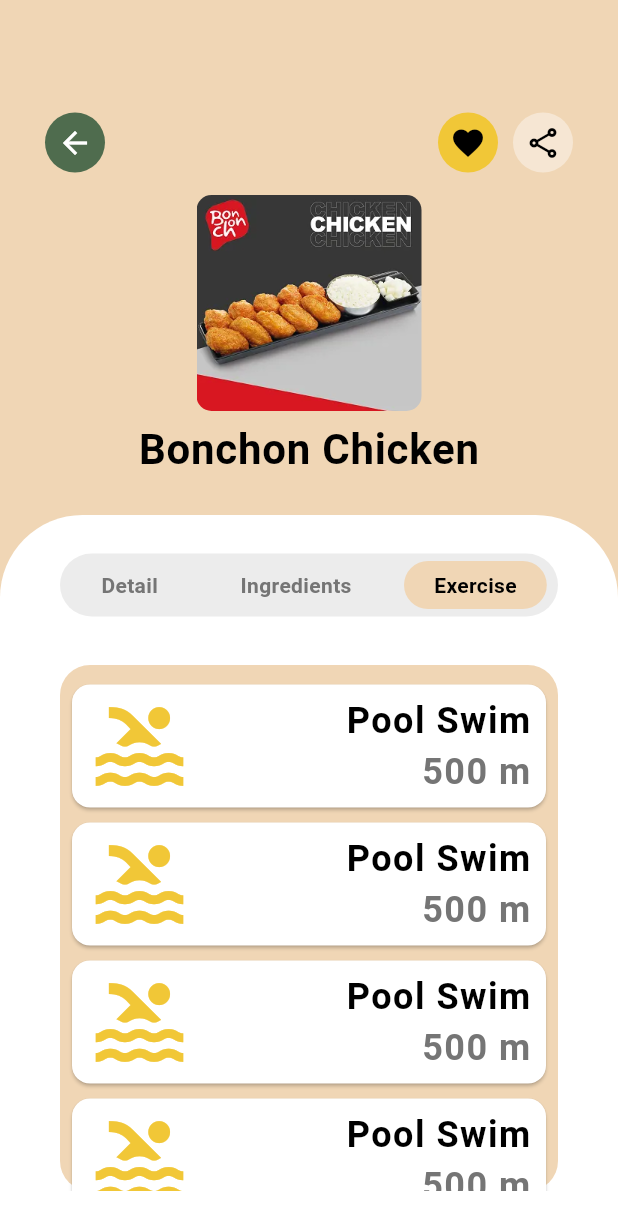
After one commit to Morninguoou/Calories-Ofood-App, a Flutter app: the Detailfoodpage screen opened directly, after a tap on "Ingredients", after a tap on "Exercise", on a phone screen of 412 x 824 dp. The commit adds this screen. Shown: the top 1230 px of the screen. Run offline on Flutter 3.47's test engine with Material 3 defaults, Android fonts, the phone set to English and light mode, and no system bars; our stand-ins replace curved_navigation_bar; Roboto replaces fonts that are missing (Poppins).

Commit message:
Create: Uncomplete UI : Food detail page

```diff
--- /dev/null
+++ b/lib/screens/detailfoodPage.dart
@@ -0,0 +1,202 @@
+import 'package:flutter/material.dart';
+
+import 'package:projectapp/widget/detailfoodWidget.dart';
+import 'package:projectapp/widget/exerciseWidget.dart';
+import 'package:projectapp/widget/icon_back.dart';
+import 'package:projectapp/widget/icon_fav.dart';
+import 'package:projectapp/widget/icon_share.dart';
+import 'package:projectapp/widget/ingredientsWidget.dart';
+import 'package:projectapp/widget/widget_support.dart';
+
+class Detailfoodpage extends StatefulWidget {
+  const Detailfoodpage({super.key});
+
+  @override
+  State<Detailfoodpage> createState() => _DetailfoodpageState();
+}
+
+class _DetailfoodpageState extends State<Detailfoodpage> {
+  int _selectedIndex = 0;
+
+  final List<Widget> _pages = [
+    Detail(),
+    IngredientsPage(),
+    ExercisePage(),
+  ];
+
+  void _onItemTapped(int index) {
+    setState(() {
+      _selectedIndex = index;
+    });
+  }
+
+  @override
+  Widget build(BuildContext context) {
+    return Scaffold(
+      body: Container(
+        child: Stack(
+          children: [
+            Container(
+              width: MediaQuery.of(context).size.width,
+              height: MediaQuery.of(context).size.height / 2,
+              decoration: const BoxDecoration(
+                color: Color.fromARGB(255, 240, 214, 181),
+              ),
+            ),
+            Container(
+              margin: EdgeInsets.only(top: MediaQuery.of(context).size.height / 2.4),
+              height: MediaQuery.of(context).size.height,
+              width: MediaQuery.of(context).size.width,
+              decoration: const BoxDecoration(
+                color: Colors.white,
+                borderRadius: BorderRadius.only(
+                  topLeft: Radius.circular(55),
+                  topRight: Radius.circular(55),
+                ),
+              ),
+              child: _pages[_selectedIndex], // แสดงผลตาม _selectedIndex
+            ),
+            Container(
+              margin: const EdgeInsets.only(top: 70, left: 30, right: 30),
+              child: Column(
+                children: [
+                  const Row(
+                    children: [
+                      IconBack(),
+                      Spacer(),
+                      IconFav(),
+                      SizedBox(width: 10),
+                      IconShare(),
+                    ],
+                  ),
+                  Column(
+                    children: [
+                      Container(
+                        margin: const EdgeInsets.only(top: 15, bottom: 5),
+                        child: ClipRRect(
+                          borderRadius: BorderRadius.circular(10),
+                          child: Image.asset(
+                            "asset/images/bonchon_wing.png",
+                            width: 150,
+                            height: 144,
+                            fit: BoxFit.cover,
+                          ),
+                        ),
+                      ),
+                      Text(
+                        "Bonchon Chicken",
+                        style: AppWidget.headlineTextFeildStyle().copyWith(
+                          letterSpacing: 0.5,
+                          fontSize: 28,
+                        ),
+                      ),
+                    ],
+                  ),
+                  Container(
+                    margin: const EdgeInsets.only(top: 40),
+                    child: CustomNavBar(onItemTapped: _onItemTapped),
+                  ),
+                ],
+              ),
+            ),
+          ],
+        ),
+      ),
+    );
+  }
+}
+
+class CustomNavBar extends StatefulWidget {
+  final Function(int) onItemTapped;
+
+  const CustomNavBar({super.key, required this.onItemTapped});
+
+  @override
+  _CustomNavBarState createState() => _CustomNavBarState();
+}
+
+class _CustomNavBarState extends State<CustomNavBar> {
+  int _selectedIndex = 0;
+
+  void _onItemTapped(int index) {
+    setState(() {
+      _selectedIndex = index;
+    });
+    widget.onItemTapped(index); // แจ้ง StatefulWidget ว่ามีการเปลี่ยนแปลง index
+  }
+
+  @override
+  Widget build(BuildContext context) {
+    return Container(
+      decoration: BoxDecoration(
+        color: const Color.fromARGB(255, 236, 236, 236),
+        // boxShadow: [
+        //   BoxShadow(
+        //     color: Colors.black26,
+        //     blurRadius: 10,
+        //     spreadRadius: 1,
+        //   ),
+        // ],
+        borderRadius: BorderRadius.circular(30),
+      ),
+      margin: const EdgeInsets.all(10),
+      padding: const EdgeInsets.symmetric(vertical: 5),
+      child: Row(
+        mainAxisAlignment: MainAxisAlignment.spaceAround,
+        children: [
+          _buildNavItem('Detail', 0),
+          _buildNavItem('Ingredients', 1),
+          _buildNavItem('Exercise', 2),
+        ],
+      ),
+    );
+  }
+
+  Widget _buildNavItem(String label, int index) {
+    return GestureDetector(
+      onTap: () => _onItemTapped(index),
+      child: Container(
+        padding: const EdgeInsets.symmetric(vertical: 6, horizontal: 20),
+        decoration: BoxDecoration(
+          color: _selectedIndex == index ? const Color.fromARGB(255, 240, 214, 181) : Colors.transparent,
+          borderRadius: BorderRadius.circular(20),
+        ),
+        child: Text(
+          label,
+          style: TextStyle(
+            color: _selectedIndex == index ? Colors.black : const Color.fromARGB(255, 117, 117, 117),
+            fontWeight: _selectedIndex == index ? FontWeight.bold : FontWeight.bold,
+          ),
+        ),
+      ),
+    );
+  }
+}
+
+// each topic detail
+class Detail extends StatelessWidget {
+  const Detail({super.key});
+
+  @override
+  Widget build(BuildContext context) {
+    return const Detailfoodwidget();
+  }
+}
+
+class IngredientsPage extends StatelessWidget {
+  const IngredientsPage({super.key});
+
+  @override
+  Widget build(BuildContext context) {
+    return const Ingredientswidget();
+  }
+}
+
+class ExercisePage extends StatelessWidget {
+  const ExercisePage({super.key});
+
+  @override
+  Widget build(BuildContext context) {
+    return const Exercisewidget();
+  }
+}
--- a/lib/screens/foodlistPage.dart
+++ b/lib/screens/foodlistPage.dart
@@ -1,4 +1,6 @@
 import 'package:flutter/material.dart';
+import 'package:projectapp/screens/detailfoodPage.dart';
+import 'package:projectapp/widget/bottomnav.dart';
 import 'package:projectapp/widget/icon_back.dart';
 
 import 'package:projectapp/widget/searchbar.dart';
@@ -15,8 +17,10 @@ class _FoodListState extends State<FoodList> {
   @override
   Widget build(BuildContext context) {
     return Scaffold(
-      body: Container(
+      body: SingleChildScrollView(
+        child: Container(
            decoration: const BoxDecoration(color: Color.fromARGB(255, 252, 245, 236)),
+           height: MediaQuery.of(context).size.height,
            child: Container(
               margin: const EdgeInsets.only(top: 50, left: 20,right: 20),
               child: Column(
@@ -31,7 +35,9 @@ class _FoodListState extends State<FoodList> {
                   Column(
                     children: [
                       //* a list
-                    Container(
+                      GestureDetector(
+                        onTap: (){Navigator.push(context, MaterialPageRoute(builder: (context) => Bottomnav(initialPage:Detailfoodpage())));},
+                        child: Container(
                           margin: EdgeInsets.only(top: 10),
                           decoration: BoxDecoration(
                             color: Colors.white,
@@ -67,12 +73,14 @@ class _FoodListState extends State<FoodList> {
                             ),
                           ),
                         ),
+                      ),
                     ],
                   )
                 ],
               ),
            ),
         ),
+      ),
     );
   }
 }
--- a/lib/screens/loginPage.dart
+++ b/lib/screens/loginPage.dart
@@ -1,7 +1,8 @@
 import 'package:flutter/material.dart';
+import 'package:projectapp/screens/signupPage.dart';
 import 'package:projectapp/widget/widget_support.dart';
 
-import 'package:projectapp/screens/signuppage.dart';
+import 'package:projectapp/screens/signupPage.dart';
 
 class Login extends StatefulWidget {
   const Login({super.key});
@@ -105,7 +106,7 @@ class _LoginState extends State<Login> {
               const SizedBox(height: 70,),
               GestureDetector(
                 onTap: (){
-                  Navigator.push(context, MaterialPageRoute(builder: (context) => const Signup()));
+                  Navigator.push(context, MaterialPageRoute(builder: (context) => const Signuppage()));
                 },
                 child: Text("Don't have an account? Join now.",style: AppWidget.semiBoldTextFeildStyle(),)
               )
--- a/lib/screens/signupPage.dart
+++ b/lib/screens/signupPage.dart
@@ -2,14 +2,14 @@ import 'package:flutter/material.dart';
 import 'package:projectapp/screens/loginPage.dart';
 import 'package:projectapp/widget/widget_support.dart';
 
-class Signup extends StatefulWidget {
-  const Signup({super.key});
+class Signuppage extends StatefulWidget {
+  const Signuppage({super.key});
 
   @override
-  State<Signup> createState() => _SignupState();
+  State<Signuppage> createState() => _SignuppageState();
 }
 
-class _SignupState extends State<Signup> {
+class _SignuppageState extends State<Signuppage> {
   @override
   Widget build(BuildContext context) {
     return Scaffold(
--- /dev/null
+++ b/lib/widget/detailfoodWidget.dart
@@ -0,0 +1,75 @@
+import 'package:flutter/material.dart';
+import 'package:projectapp/widget/widget_support.dart';
+
+class Detailfoodwidget extends StatefulWidget {
+  const Detailfoodwidget({super.key});
+
+  @override
+  State<Detailfoodwidget> createState() => _DetailfoodwidgetState();
+}
+
+class _DetailfoodwidgetState extends State<Detailfoodwidget> {
+  @override
+  Widget build(BuildContext context) {
+    return Container(
+      margin: EdgeInsets.only(top: 100,left: 60, right: 60),
+      child: Column(
+        crossAxisAlignment: CrossAxisAlignment.start,
+        children: [
+          Row(
+            mainAxisAlignment: MainAxisAlignment.spaceBetween,
+            children: [
+              Text("Colories", style: AppWidget.headlineTextFeildStyle(),),
+              Text("850", style: AppWidget.headlineTextFeildStyle(),)
+          ],),
+          Divider(color: Color.fromARGB(255, 160, 160, 160), thickness: 3,),
+          SizedBox(height: 15,),
+          Row(
+            children: [
+              Text("Fat", style: AppWidget.boldTextFeildStyle(),),
+              Spacer(),
+              Text("54", style: AppWidget.boldTextFeildStyle(),),
+              SizedBox(width: 5,),
+              Text("g.", style: AppWidget.boldTextFeildStyle(),),
+            ],
+          ),
+          SizedBox(height: 10,),
+          Row(
+            children: [
+              Text("Carbohydrate", style: AppWidget.boldTextFeildStyle(),),
+              Spacer(),
+              Text("18", style: AppWidget.boldTextFeildStyle(),),
+              SizedBox(width: 5,),
+              Text("g.", style: AppWidget.boldTextFeildStyle(),),
+            ],
+          ),
+          SizedBox(height: 10,),
+          Row(
+            children: [
+              Text("Protein", style: AppWidget.boldTextFeildStyle(),),
+              Spacer(),
+              Text("56", style: AppWidget.boldTextFeildStyle(),),
+              SizedBox(width: 5,),
+              Text("g.", style: AppWidget.boldTextFeildStyle(),),
+            ],
+          ),
+          SizedBox(height: 20,),
+          Divider(color: Color.fromARGB(255, 160, 160, 160), thickness: 3,),
+          SizedBox(height: 25,),
+          Center(
+            child: GestureDetector(
+              //TODOpopup to add
+              onTap: (){
+
+              },
+              child: Container(
+                padding: EdgeInsets.symmetric(horizontal: 70,vertical: 7),
+                decoration: BoxDecoration(color: Color.fromARGB(255, 79, 108, 78), borderRadius: BorderRadius.circular(12)),
+                child: Text("Add",style: AppWidget.semiBoldTextFeildStyle().copyWith(color: Colors.white)),
+              ),
+            ),
+          )
+      ],),
+    );
+  }
+}
--- /dev/null
+++ b/lib/widget/exerciseWidget.dart
@@ -0,0 +1,56 @@
+import 'package:flutter/material.dart';
+import 'package:projectapp/widget/widget_support.dart';
+
+class Exercisewidget extends StatefulWidget {
+  const Exercisewidget({super.key});
+
+  @override
+  State<Exercisewidget> createState() => _ExercisewidgetState();
+}
+
+class _ExercisewidgetState extends State<Exercisewidget> {
+  @override
+  Widget build(BuildContext context) {
+    return Container(
+      margin: EdgeInsets.only(top: 100,left: 40, right: 40,bottom: 30),
+      child: Container(
+        height:200,
+        decoration: BoxDecoration(color: Color.fromARGB(255, 240, 214, 181), borderRadius: BorderRadius.circular(20)),
+        child:
+          ListView(
+            padding: EdgeInsets.all(8.0),
+            children: <Widget>[
+              buildCard('Pool Swim', '500 m'),
+              buildCard('Pool Swim', '500 m'),
+              buildCard('Pool Swim', '500 m'),
+              buildCard('Pool Swim', '500 m'),
+
+            ]
+          )
+      ,)
+    );
+  }
+}
+
+Widget buildCard(String activity, String distance) {
+  return Card(
+    color: Colors.white,
+    margin: EdgeInsets.symmetric(vertical: 5),
+    child: Padding(
+      padding: const EdgeInsets.symmetric(horizontal: 10,vertical: 6),
+      child: Row(
+        mainAxisAlignment: MainAxisAlignment.spaceBetween,
+        children: [
+          Icon(Icons.pool, color: Color.fromARGB(255, 241, 199, 55), size: 70,),
+          Column(
+            crossAxisAlignment: CrossAxisAlignment.end,
+            children: [
+              Text(activity, style: AppWidget.headlineTextFeildStyle().copyWith(letterSpacing: 1),),
+              Text(distance, style: AppWidget.headlineTextFeildStyle().copyWith(color: Color.fromARGB(255, 117, 117, 117),letterSpacing: 1),),
+            ],
+          ),
+        ],
+      ),
+    ),
+  );
+}
--- /dev/null
+++ b/lib/widget/foodlist.dart
@@ -0,0 +1,85 @@
+import 'package:flutter/material.dart';
+import 'package:projectapp/screens/detailfoodPage.dart';
+import 'package:projectapp/widget/bottomnav.dart';
+import 'package:projectapp/widget/widget_support.dart';
+
+class Foodlist extends StatefulWidget {
+  const Foodlist({super.key});
+
+  @override
+  State<Foodlist> createState() => _FoodlistState();
+}
+
+class _FoodlistState extends State<Foodlist> {
+  @override
+  Widget build(BuildContext context) {
+    return Column(
+      children: [
+        //* a list
+        GestureDetector(
+          onTap: () {
+            Navigator.push(
+                context,
+                MaterialPageRoute(
+                    builder: (context) =>
+                        Bottomnav(initialPage: Detailfoodpage())));
+          },
+          child: Container(
+            margin: EdgeInsets.only(top: 10),
+            decoration: BoxDecoration(
+              color: Colors.white,
+              borderRadius: BorderRadius.circular(10),
+              boxShadow: [
+                BoxShadow(
+                  color: Colors.black.withOpacity(0.3),
+                  spreadRadius: 1,
+                  blurRadius: 3,
+                  offset: Offset(0, 2),
+                ),
+              ],
+            ),
+            child: Container(
+              margin: const EdgeInsets.symmetric(horizontal: 10, vertical: 8),
+              child: Row(
+                children: [
+                  ClipRRect(
+                      borderRadius: BorderRadius.circular(10),
+                      child: Image.asset(
+                        "asset/images/bonchon_wing.png",
+                        height: 67,
+                        width: 78,
+                        fit: BoxFit.cover,
+                      )),
+                  SizedBox(
+                    width: 10,
+                  ),
+                  Column(
+                    mainAxisAlignment: MainAxisAlignment.center,
+                    crossAxisAlignment: CrossAxisAlignment.start,
+                    children: [
+                      Text(
+                        "Calorie : 850 cal • 10 pieces/set",
+                        style: AppWidget.verylightTextFeildStyle()
+                            .copyWith(height: 1.3, fontSize: 13),
+                      ),
+                      Text(
+                        "Bonchon Wings",
+                        style: AppWidget.semiBoldTextFeildStyle()
+                            .copyWith(height: 1.3, fontWeight: FontWeight.bold),
+                      ),
+                      Text(
+                        "Fried Food | Korean Food",
+                        style: AppWidget.verylightTextFeildStyle()
+                            .copyWith(height: 1.3, fontSize: 13),
+                      ),
+                    ],
+                  )
+                ],
+              ),
+            ),
+          ),
+        ),
+      ],
+    );
+  }
+}
--- /dev/null
+++ b/lib/widget/icon_fav.dart
@@ -0,0 +1,28 @@
+import 'package:flutter/material.dart';
+
+class IconFav extends StatefulWidget {
+  const IconFav({super.key});
+
+  @override
+  State<IconFav> createState() => _IconFavState();
+}
+
+class _IconFavState extends State<IconFav> {
+  @override
+  Widget build(BuildContext context) {
+    return  GestureDetector(
+      onTap: (){
+
+      },
+      child: Container(
+        margin: EdgeInsets.only(top: 5),
+        padding: EdgeInsets.all(8),
+        decoration: BoxDecoration(
+          color: Color.fromARGB(255, 241, 199, 55),
+          borderRadius: BorderRadius.circular(30),
+        ),
+        child: Icon(Icons.favorite, color: Colors.black,),
+      ),
+    );
+  }
+}
--- /dev/null
+++ b/lib/widget/icon_share.dart
@@ -0,0 +1,28 @@
+import 'package:flutter/material.dart';
+
+class IconShare extends StatefulWidget {
+  const IconShare({super.key});
+
+  @override
+  State<IconShare> createState() => _IconShareState();
+}
+
+class _IconShareState extends State<IconShare> {
+  @override
+  Widget build(BuildContext context) {
+    return  GestureDetector(
+      onTap: (){
+
+      },
+      child: Container(
+        margin: EdgeInsets.only(top: 5),
+        padding: EdgeInsets.all(8),
+        decoration: BoxDecoration(
+          color: Color.fromARGB(255, 255, 255, 255).withOpacity(0.4),
+          borderRadius: BorderRadius.circular(30),
+        ),
+        child: Icon(Icons.share_outlined, color: Colors.black,),
+      ),
+    );
+  }
+}
--- /dev/null
+++ b/lib/widget/ingredientsWidget.dart
@@ -0,0 +1,58 @@
+import 'package:flutter/material.dart';
+import 'package:projectapp/widget/widget_support.dart';
+
+class Ingredientswidget extends StatefulWidget {
+  const Ingredientswidget({super.key});
+
+  @override
+  State<Ingredientswidget> createState() => _IngredientswidgetState();
+}
+
+class _IngredientswidgetState extends State<Ingredientswidget> {
+  @override
+  Widget build(BuildContext context) {
+    return Container(
+      margin: EdgeInsets.only(top: 80,left: 40, right: 40),
+      child: Column(
+        children: [
+          Row(
+            mainAxisAlignment: MainAxisAlignment.spaceBetween,
+            children: [
+              Container(child: Text("Food quantity", style: AppWidget.boldTextFeildStyle(),),),
+              Container(child:
+                Row(
+                  children: [
+                    Container(
+                      padding: EdgeInsets.all(5),
+                      decoration: BoxDecoration(
+                        color: Color.fromARGB(255, 79, 108, 78),
+                        borderRadius: BorderRadius.circular(10)
+                      ),
+                      child: Icon(Icons.remove, color: Colors.white, size: 18,),
+                    ),
+                    Container(
+                      margin: EdgeInsets.symmetric(horizontal: 5),
+                      padding: EdgeInsets.symmetric(horizontal: 17,vertical: 2),
+                      decoration: BoxDecoration(
+                        color: Color.fromARGB(255, 217, 217, 217),
+                        borderRadius: BorderRadius.circular(10)
+                      ),
+                      child: Text("1",style: AppWidget.boldTextFeildStyle(),),
+                    ),
+                    Container(
+                      padding: EdgeInsets.all(5),
+                      decoration: BoxDecoration(
+                        color: Color.fromARGB(255, 79, 108, 78),
+                        borderRadius: BorderRadius.circular(10)
+                      ),
+                      child: Icon(Icons.add, color: Colors.white, size: 18,),
+                    ),
+                ],),
+              )
+            ],
+          )
+        ],
+      )
+    );
+  }
+}
```
Also changed, not shown: lib/main.dart (+6 -3 lines). Lines whose indentation alone changed are shown as unchanged.
